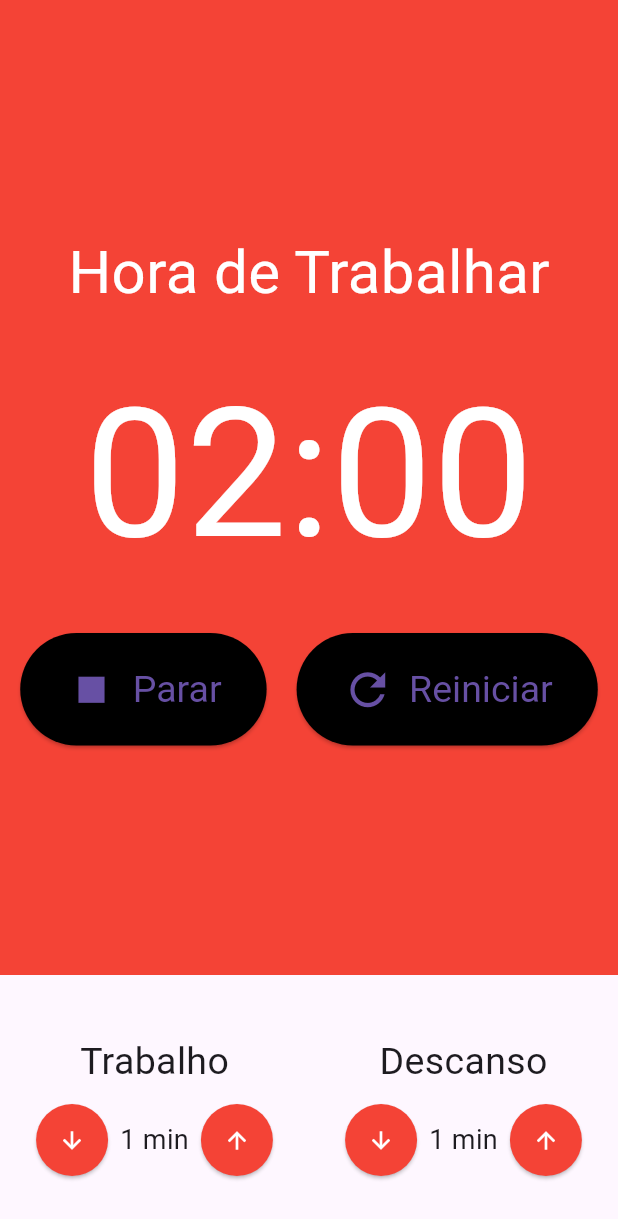
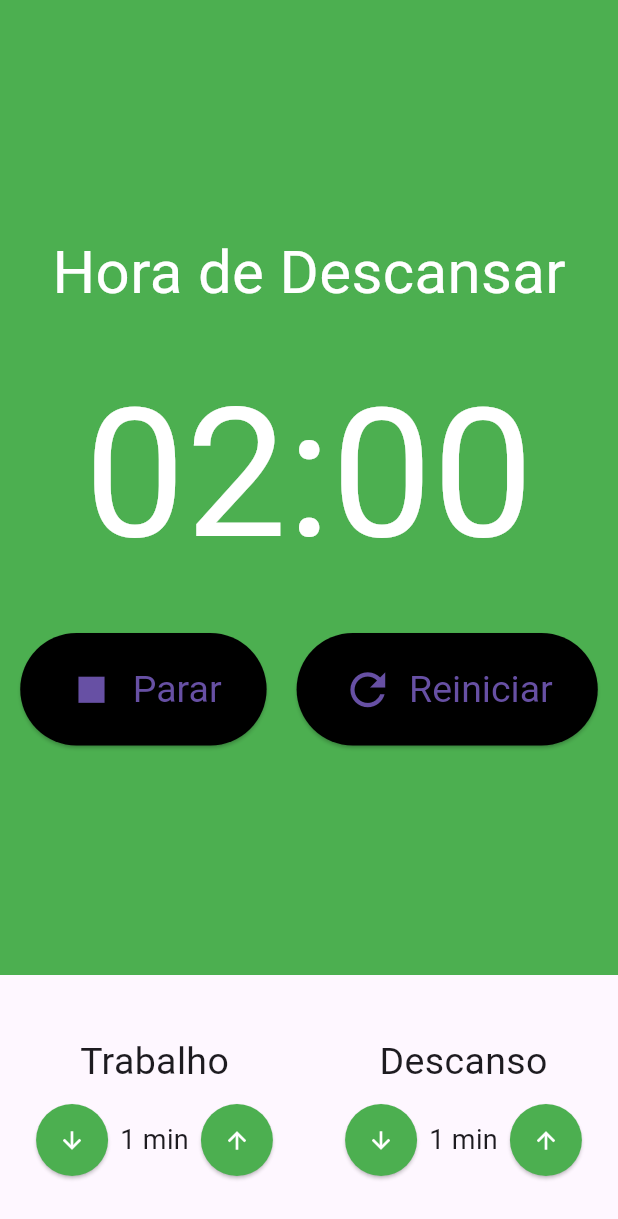
Before and after one commit to Souza83/pomodoro, a Flutter app: the screen it shows after launch, after a tap on "Iniciar", on a phone screen of 412 x 824 dp. Shown: the top 1219 px of the screen. Run offline on Flutter 3.47's test engine with Material 3 defaults, Android fonts, the phone set to English and light mode, and no system bars; our stand-ins replace flutter_mobx, mobx; generated files the repository leaves out were written again.

Commit message:
Pomodoro store #3.

```diff
--- a/lib/components/Cronometro.dart
+++ b/lib/components/Cronometro.dart
@@ -12,13 +12,13 @@ class Cronometro extends StatelessWidget {
     final store = Provider.of<PomodoroStore>(context);
 
     return Container(
-      color: Colors.red,
+      color: store.estaTrabalhando() ? Colors.red : Colors.green,
       child: Column(
         mainAxisAlignment: MainAxisAlignment.center,
         children: [
-          const Text(
-            'Hora de Trabalhar',
-            style: TextStyle(
+          Text(
+            store.estaTrabalhando() ? 'Hora de Trabalhar' : 'Hora de Descansar',
+            style: const TextStyle(
               fontSize: 40,
               color: Colors.white,
             ),
--- a/lib/components/CronometroBotao.dart
+++ b/lib/components/CronometroBotao.dart
@@ -14,6 +14,7 @@ class CronometroBotao extends StatelessWidget {
 
   @override
   Widget build(BuildContext context) {
+
     return ElevatedButton(
       style: ElevatedButton.styleFrom(
         backgroundColor: Colors.black,
--- a/lib/components/EntradaTempo.dart
+++ b/lib/components/EntradaTempo.dart
@@ -1,4 +1,6 @@
 import 'package:flutter/material.dart';
+import 'package:provider/provider.dart';
+import '../store/pomodoro.store.dart';
 
 class EntradaTempo extends StatelessWidget {
   final String titulo;
@@ -16,6 +18,8 @@ class EntradaTempo extends StatelessWidget {
 
   @override
   Widget build(BuildContext context) {
+    final store = Provider.of<PomodoroStore>(context);
+
     return Column(
       crossAxisAlignment: CrossAxisAlignment.center,
       children: [
@@ -34,7 +38,7 @@ class EntradaTempo extends StatelessWidget {
               style: ElevatedButton.styleFrom(
                 shape: const CircleBorder(),
                 padding: const EdgeInsets.all(15),
-                backgroundColor: Colors.red,
+                primary: store.estaTrabalhando() ? Colors.red : Colors.green,
               ),
               child: const Icon(
                 Icons.arrow_downward,
@@ -52,7 +56,7 @@ class EntradaTempo extends StatelessWidget {
               style: ElevatedButton.styleFrom(
                 shape: const CircleBorder(),
                 padding: const EdgeInsets.all(15),
-                backgroundColor: Colors.red,
+                primary: store.estaTrabalhando() ? Colors.red : Colors.green,
               ),
               child: const Icon(
                 Icons.arrow_upward,
--- a/lib/store/pomodoro.store.dart
+++ b/lib/store/pomodoro.store.dart
@@ -3,6 +3,8 @@ import 'package:mobx/mobx.dart';
 part 'pomodoro.store.g.dart';
 
 class PomodoroStore = _PomodoroStore with _$PomodoroStore;
+
+enum TipoIntervalo { TRABALHO, DESCANSO}
 
 abstract class _PomodoroStore with Store {
   @observable
@@ -19,6 +21,9 @@ abstract class _PomodoroStore with Store {
 
   @observable
   int tempoDescanso = 1;
+
+  @observable
+  TipoIntervalo tipoIntervalo = TipoIntervalo.DESCANSO;
 
   @action
   void iniciar() {
@@ -54,4 +59,12 @@ abstract class _PomodoroStore with Store {
   void decrementarTempoDescanso() {
     tempoDescanso--;
   }
+
+  bool estaTrabalhando() {
+    return tipoIntervalo == TipoIntervalo.TRABALHO;
+  }
+
+  bool estaDescansando() {
+    return tipoIntervalo == TipoIntervalo.DESCANSO;
+  }
 }
```
Also changed, not shown: lib/store/pomodoro.store.g.dart.
